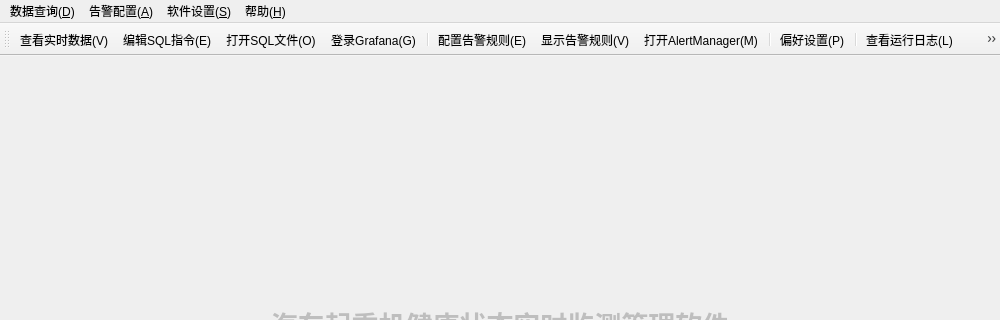
Above: mainwindow.ui from duguosheng/DataWatcher before the change; both pictures show x 0 to 1000 and y 0 to 320 of the 1000 by 800 pixel window. Below: the same form after it.
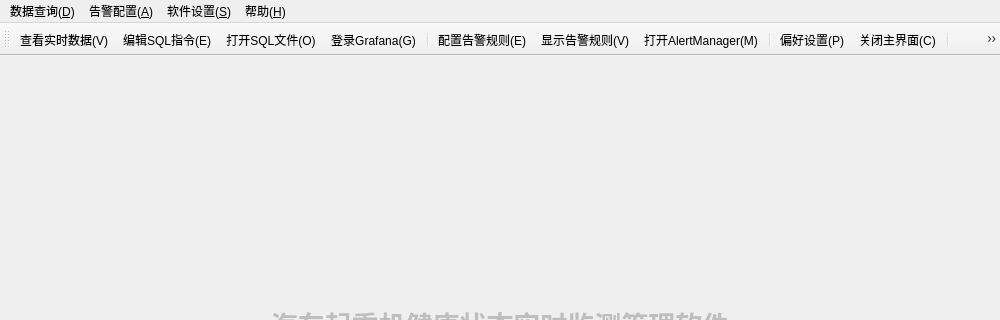
That is the form after the change. Icons and pictures are not drawn.

Commit message: 调整了界面

Patch:
```diff
--- a/mainwindow.ui
+++ b/mainwindow.ui
@@ -154,6 +154,7 @@
    <addaction name="action_AlertManager_M"/>
    <addaction name="separator"/>
    <addaction name="action_P"/>
+   <addaction name="action_C_2"/>
    <addaction name="separator"/>
    <addaction name="action_L"/>
    <addaction name="action_U"/>
@@ -259,6 +260,15 @@
     <string>打开SQL文件(&amp;O)</string>
    </property>
   </action>
+  <action name="action_C_2">
+   <property name="icon">
+    <iconset resource="resource.qrc">
+     <normaloff>:/image/images/close.png</normaloff>:/image/images/close.png</iconset>
+   </property>
+   <property name="text">
+    <string>关闭主界面(&amp;C)</string>
+   </property>
+  </action>
  </widget>
  <resources>
   <include location="resource.qrc"/>
```
Left out of the diff: 6 changed lines with no effect on the pictures. The commit also changes 12 other files.
